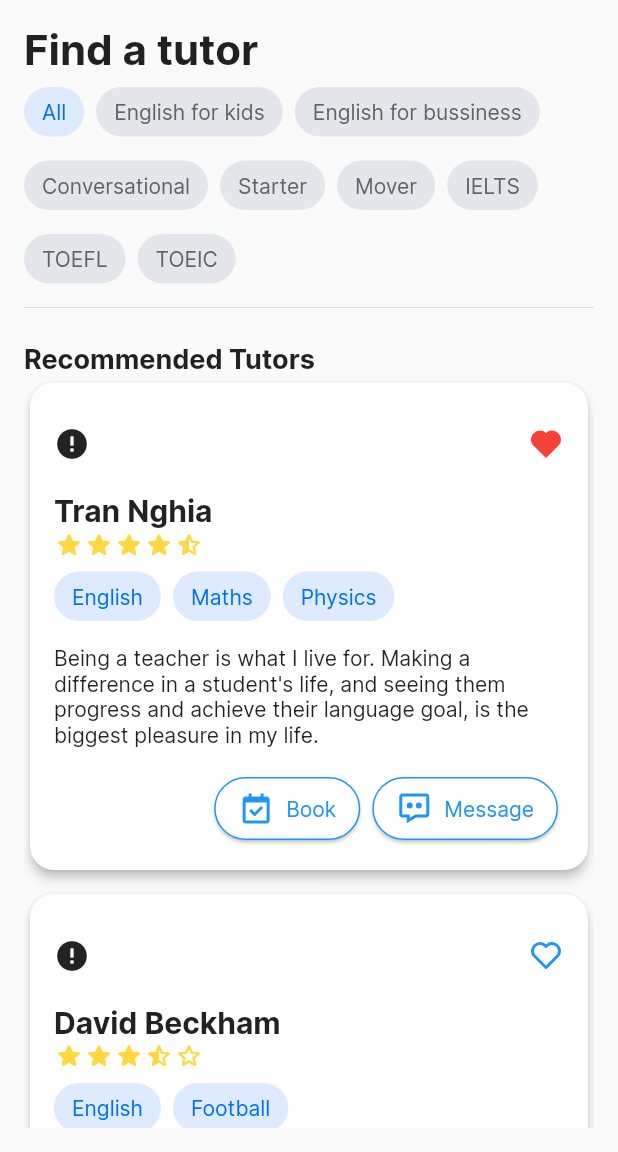
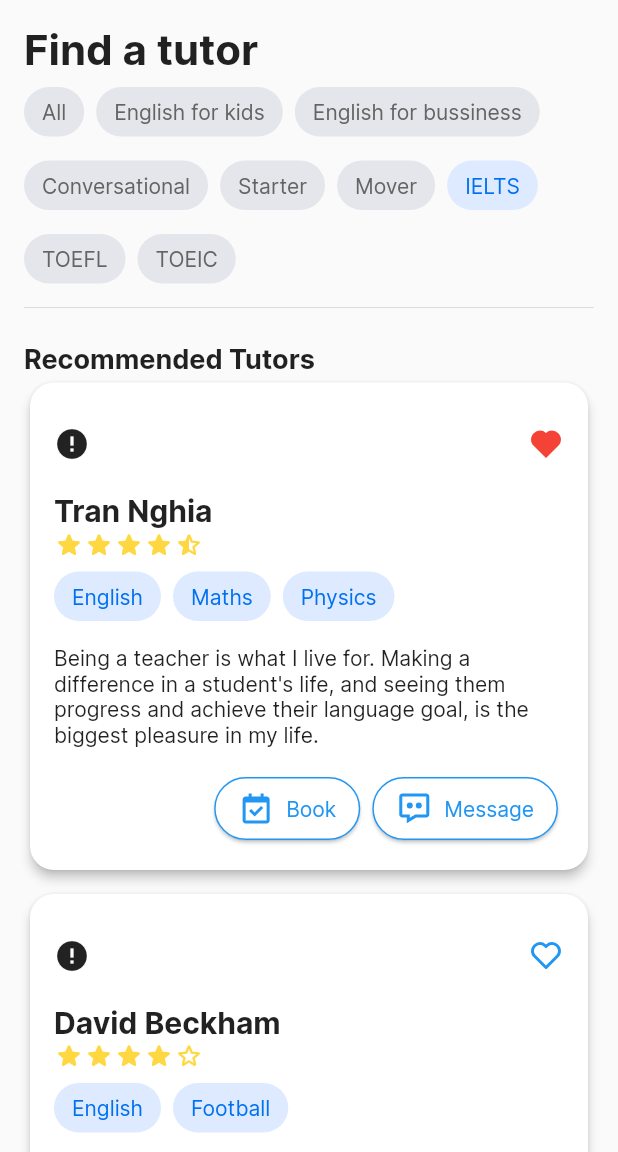
Before and after one commit to dainghia-tran/LetTutor, a Flutter app: the screen it shows after launch, on a phone screen of 412 x 824 dp, the part 84-1236 px from its top. Run offline on Flutter 3.47's test engine with Material 2 defaults, Android fonts, the phone set to English and light mode, and no system bars; drawn by our look-alikes of cached_network_image; our stand-ins replace flutter_boxicons, flutter_svg; network calls fail.

Commit message:
Update UI Find Tutor page

```diff
--- a/lib/pages/find_tutor/find_tutor_page.dart
+++ b/lib/pages/find_tutor/find_tutor_page.dart
@@ -3,7 +3,8 @@ import 'package:flutter_svg/svg.dart';
 import 'package:lettutor/widgets/tag.dart';
 import 'package:lettutor/widgets/tutor_card.dart';
 
-const description1 = "Being a teacher is what I live for. Making a difference in a student's life, and seeing them progress and achieve their language goal, is the biggest pleasure in my life.";
+const description1 =
+    "Being a teacher is what I live for. Making a difference in a student's life, and seeing them progress and achieve their language goal, is the biggest pleasure in my life.";
 
 class FindTutorPage extends StatefulWidget {
   const FindTutorPage({Key? key}) : super(key: key);
@@ -25,7 +26,8 @@ class _FindTutorPageState extends State<FindTutorPage> {
                 semanticsLabel: 'LetTutor logo'),
           ),
           leadingWidth: 200),
-      body: Padding(
+      body: SingleChildScrollView(
+        child: Padding(
           padding: const EdgeInsets.all(16),
           child: Column(
             crossAxisAlignment: CrossAxisAlignment.start,
@@ -38,39 +40,54 @@ class _FindTutorPageState extends State<FindTutorPage> {
                 children: [
                   Padding(
                     padding: const EdgeInsets.fromLTRB(0, 8, 8, 8),
-                  child: Tag(text: 'All', isActive: true, onClick: (){},),
+                    child: Tag(
+                      text: 'All',
+                      isActive: false,
+                      onClick: () {},
+                    ),
                   ),
                   Padding(
                     padding: const EdgeInsets.fromLTRB(0, 8, 8, 8),
-                  child: Tag(text: 'English for kids', isActive: false, onClick: () {},),
+                    child: Tag(
+                      text: 'English for kids',
+                      isActive: false,
+                      onClick: () {},
+                    ),
                   ),
                   Padding(
                     padding: const EdgeInsets.fromLTRB(0, 8, 8, 8),
-                  child: Tag(text: 'English for bussiness', isActive: false, onClick: (){}),
+                    child: Tag(
+                        text: 'English for bussiness',
+                        isActive: false,
+                        onClick: () {}),
                   ),
                   Padding(
                     padding: const EdgeInsets.fromLTRB(0, 8, 8, 8),
-                  child: Tag(text: 'Conversational', isActive: false, onClick: (){}),
+                    child: Tag(
+                        text: 'Conversational',
+                        isActive: false,
+                        onClick: () {}),
                   ),
                   Padding(
                     padding: const EdgeInsets.fromLTRB(0, 8, 8, 8),
-                  child: Tag(text: 'Starter', isActive: false, onClick: (){}),
+                    child:
+                        Tag(text: 'Starter', isActive: false, onClick: () {}),
                   ),
                   Padding(
                     padding: const EdgeInsets.fromLTRB(0, 8, 8, 8),
-                  child: Tag(text: 'Mover', isActive: false, onClick: (){}),
+                    child: Tag(text: 'Mover', isActive: false, onClick: () {}),
                   ),
                   Padding(
                     padding: const EdgeInsets.fromLTRB(0, 8, 8, 8),
-                  child: Tag(text: 'IELTS', isActive: false, onClick: (){}),
+                    child: Tag(text: 'IELTS', isActive: true, onClick: () {}),
                   ),
                   Padding(
                     padding: const EdgeInsets.fromLTRB(0, 8, 8, 8),
-                  child: Tag(text: 'TOEFL', isActive: false, onClick: (){}),
+                    child: Tag(text: 'TOEFL', isActive: false, onClick: () {}),
                   ),
                   Padding(
                     padding: const EdgeInsets.fromLTRB(0, 8, 8, 8),
-                  child: Tag(text: 'TOEIC', isActive: false, onClick: (){}),
+                    child: Tag(text: 'TOEIC', isActive: false, onClick: () {}),
                   ),
                 ],
               ),
@@ -82,27 +99,40 @@ class _FindTutorPageState extends State<FindTutorPage> {
                   style: TextStyle(fontWeight: FontWeight.bold, fontSize: 18),
                 ),
               ),
-            Expanded(
-              child: ListView(
-                children: const [
               Padding(
                 padding: EdgeInsets.only(bottom: 8),
-                    child: TutorCard(isFavorite: true, name: 'Tran Nghia', stars: 4.5, tags: ['English', 'Maths', 'Physics'], description: description1,),
+                child: TutorCard(
+                  isFavorite: true,
+                  name: 'Tran Nghia',
+                  stars: 4.5,
+                  tags: ['English', 'Maths', 'Physics'],
+                  description: description1,
+                ),
               ),
               Padding(
                 padding: EdgeInsets.only(bottom: 8),
-                    child: TutorCard(isFavorite: false, name: 'David Beckham', stars: 3.5, tags: ['English', 'Football'], description: description1,),
+                child: TutorCard(
+                  isFavorite: false,
+                  name: 'David Beckham',
+                  stars: 4,
+                  tags: ['English', 'Football'],
+                  description: description1,
+                ),
               ),
               Padding(
                 padding: EdgeInsets.only(bottom: 8),
-                    child: TutorCard(isFavorite: true, name: 'Issac Newton', stars: 4, tags: ['Maths', 'Physics'], description: description1,),
-                  )
-                ],
+                child: TutorCard(
+                  isFavorite: true,
+                  name: 'Issac Newton',
+                  stars: 2.5,
+                  tags: ['Maths', 'Physics', 'English'],
+                  description: description1,
                 ),
               )
             ],
           ),
         ),
+      ),
     );
   }
 }
--- a/lib/widgets/primary_button.dart
+++ b/lib/widgets/primary_button.dart
@@ -56,6 +56,7 @@ class _PrimaryButtonState extends State<PrimaryButton> {
           child: Padding(
             padding: const EdgeInsets.fromLTRB(16, 8, 16, 8),
             child: Row(
+              mainAxisAlignment: MainAxisAlignment.center,
               children: [
                 icon,
                 Text(widget.text, style: const TextStyle(color: Colors.white),)
--- a/lib/widgets/secondary_button.dart
+++ b/lib/widgets/secondary_button.dart
@@ -58,6 +58,7 @@ class _SecondaryButtonState extends State<SecondaryButton> {
               child: Padding(
                 padding: const EdgeInsets.fromLTRB(16, 8, 16, 8),
                 child: Row(
+                  mainAxisAlignment: MainAxisAlignment.center,
                   children: [
                     icon,
                     Text(widget.text, style: const TextStyle(color: Colors.blue),)
--- a/lib/widgets/star_rating_bar.dart
+++ b/lib/widgets/star_rating_bar.dart
@@ -1,9 +1,9 @@
 import 'package:flutter/material.dart';
 
 class StarRatingBar extends StatelessWidget {
-  StarRatingBar({Key? key, required this.stars, this.max}) : super(key: key);
+  const StarRatingBar({Key? key, required this.stars, this.max}) : super(key: key);
   final double stars;
-  int? max;
+  final int? max;
 
   @override
   Widget build(BuildContext context) {
```
Lines whose indentation alone changed are shown as unchanged.
